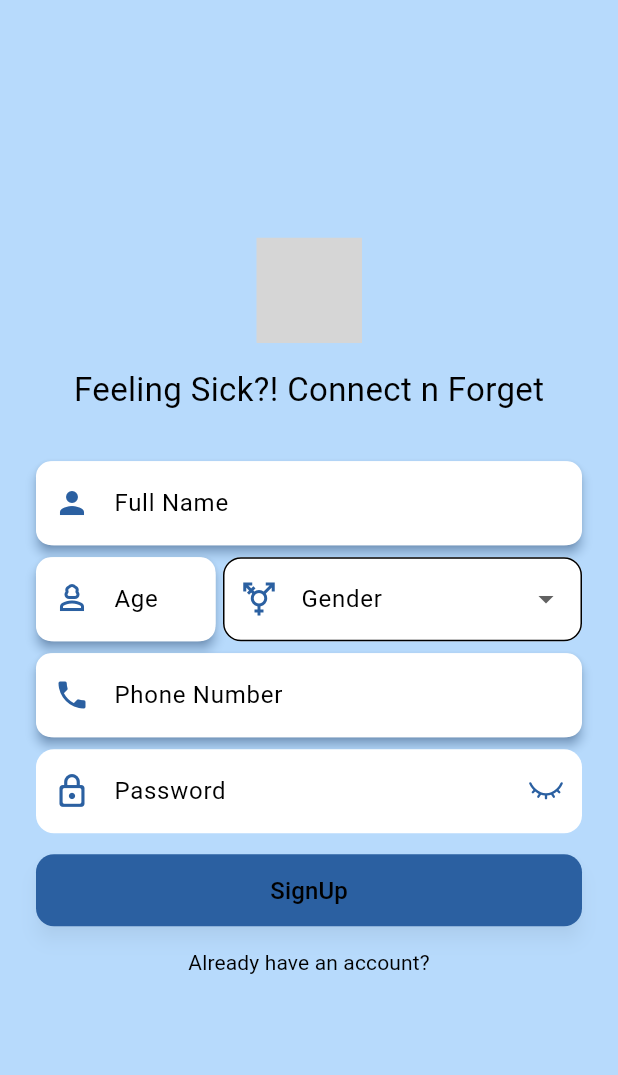
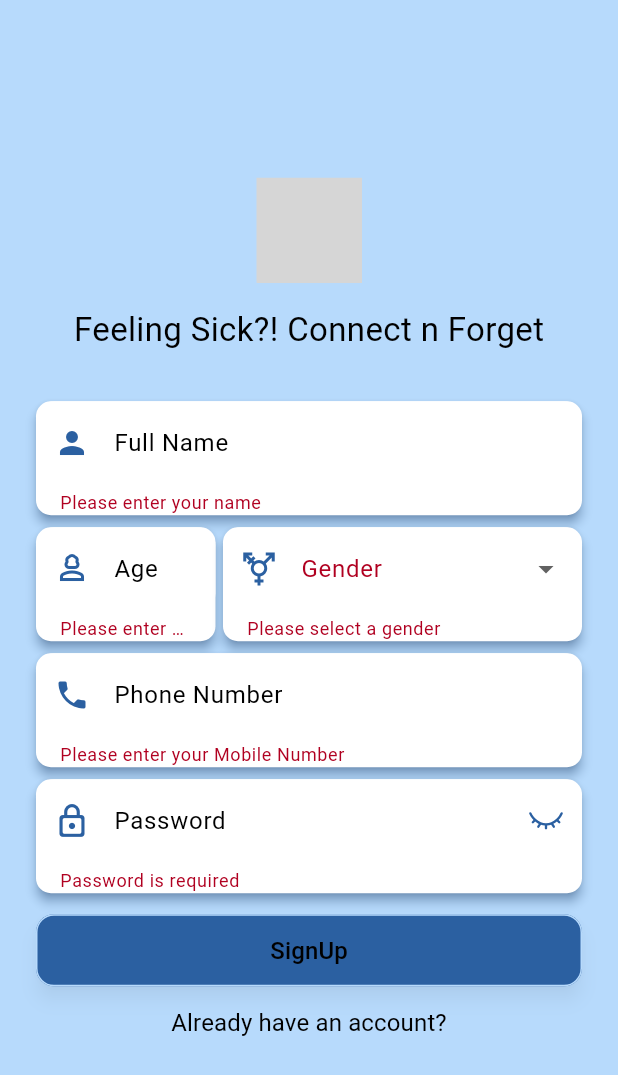
Before and after one commit to TahaMike/LocoAid, a Flutter app: the screen it shows after launch, after a tap on "SignUp", on a phone screen of 412 x 824 dp. Shown: the top 1075 px of the screen. Run offline on Flutter 3.47's test engine with Material 3 defaults, Android fonts, the phone set to English and light mode, and no system bars; our stand-ins replace firebase_auth, flutter_riverpod, flutter_svg, go_router; accounts and stored records are empty; grey boxes are pictures that could not be loaded.

Commit message:
SignUP UI changes

```diff
--- a/locoaid/lib/core/router/app_router.dart
+++ b/locoaid/lib/core/router/app_router.dart
@@ -7,7 +7,7 @@ import '../../presentation/pages/login_screen.dart';
 import '../../presentation/pages/sign_up_screen.dart';
 
 final GoRouter router = GoRouter(
-  initialLocation: '/signup',
+  initialLocation: '/',
   routes: [
     GoRoute(path: '/', builder: (context, state) => const SplashScreen()),
     GoRoute(path: '/signup', builder: (context, state) => const SignUpScreen()),
--- a/locoaid/lib/presentation/pages/sign_up_screen.dart
+++ b/locoaid/lib/presentation/pages/sign_up_screen.dart
@@ -1,4 +1,5 @@
 import 'package:flutter/material.dart';
+import 'package:go_router/go_router.dart';
 import 'package:locoaid/core/theme/app_theme.dart';
 import 'package:locoaid/presentation/widgets/custom_widgets.dart';
 
@@ -13,6 +14,7 @@ class _SignUpScreenState extends State<SignUpScreen> {
   bool isPassword = true;
   String? _selectedGender;
 
+  final _formKey = GlobalKey<FormState>();
   final _passwordController = TextEditingController();
   final _userNameController = TextEditingController();
   final _userAgeController = TextEditingController();
@@ -41,7 +43,9 @@ class _SignUpScreenState extends State<SignUpScreen> {
   Widget build(BuildContext context) {
     return Scaffold(
       backgroundColor: AppTheme.secondaryColor,
-      body: Center(
+      body: Form(
+        key: _formKey,
+        child: Center(
           child: AnimatedOpacity(
             duration: const Duration(milliseconds: 600),
             opacity: _opacity,
@@ -103,24 +107,32 @@ class _SignUpScreenState extends State<SignUpScreen> {
                       SizedBox(width: 5),
                       Flexible(
                         flex: 2,
+                        child: Material(
+                          elevation: 3,
+                          borderRadius: BorderRadius.circular(10),
+                          shadowColor: AppTheme.primaryColor.withOpacity(0.8),
                           child: DropdownButtonFormField<String>(
                             value: _selectedGender,
+                            borderRadius: BorderRadius.all(Radius.circular(10)),
+                            elevation: 4,
+
                             decoration: InputDecoration(
                               labelText: 'Gender',
                               prefixIcon: (_selectedGender == 'Male')
-                              ? Icon(Icons.male, color: AppTheme.primaryColor)
+                                  ? Icon(
+                                      Icons.male,
+                                      color: AppTheme.primaryColor,
+                                    )
                                   : (_selectedGender == 'Female')
-                              ? Icon(Icons.female, color: AppTheme.primaryColor)
+                                  ? Icon(
+                                      Icons.female,
+                                      color: AppTheme.primaryColor,
+                                    )
                                   : Icon(
                                       Icons.transgender,
                                       color: AppTheme.primaryColor,
                                     ), // optional
                               iconColor: AppTheme.primaryColor,
-                          border: OutlineInputBorder(
-                            borderRadius: BorderRadius.circular(12),
-                          ),
-                          filled: true,
-                          fillColor: Colors.white,
                             ),
                             items: ['Male', 'Female', 'Other']
                                 .map(
@@ -141,6 +153,7 @@ class _SignUpScreenState extends State<SignUpScreen> {
                             },
                             validator: (value) =>
                                 value == null ? 'Please select a gender' : null,
+                          ),
                         ),
                       ),
                     ],
@@ -168,7 +181,11 @@ class _SignUpScreenState extends State<SignUpScreen> {
                   ),
                   const SizedBox(height: 8),
 
-                TextFormField(
+                  Material(
+                    elevation: 3,
+                    borderRadius: BorderRadius.circular(10),
+                    shadowColor: AppTheme.primaryColor.withOpacity(0.8),
+                    child: TextFormField(
                       controller: _passwordController,
                       obscureText: isPassword,
                       decoration: InputDecoration(
@@ -204,9 +221,19 @@ class _SignUpScreenState extends State<SignUpScreen> {
                         return null; // ✅ Very important
                       },
                     ),
+                  ),
                   const SizedBox(height: 14),
+
+                  // signUp Button
                   ElevatedButton(
-                  onPressed: () {},
+                    onPressed: () {
+                      if (_formKey.currentState!.validate()) {
+                        context.go('/homescreen');
+                        // All good! ✅
+                      } else {
+                        // Show errors 🚫
+                      }
+                    },
                     style: ElevatedButton.styleFrom(
                       backgroundColor: AppTheme.primaryColor,
                       elevation: 5,
@@ -214,6 +241,7 @@ class _SignUpScreenState extends State<SignUpScreen> {
                       minimumSize: const Size(double.infinity, 48),
                       shape: RoundedRectangleBorder(
                         borderRadius: BorderRadius.circular(12),
+                        side: BorderSide(color: AppTheme.secondaryColor),
                       ),
                     ),
                     child: const Text(
@@ -231,6 +259,7 @@ class _SignUpScreenState extends State<SignUpScreen> {
                     child: customNormalTextWidget(
                       text: "Already have an account?",
                       isBold: false,
+                      fontSize: 16,
                     ),
                   ),
                 ],
@@ -238,6 +267,7 @@ class _SignUpScreenState extends State<SignUpScreen> {
             ),
           ),
         ),
+      ),
     );
   }
 }
--- a/locoaid/lib/presentation/widgets/custom_widgets.dart
+++ b/locoaid/lib/presentation/widgets/custom_widgets.dart
@@ -21,7 +21,7 @@ Widget customTextField({
   required TextEditingController fieldController,
   required String labelTextUsed,
   required IconData iconUsed,
-  FormFieldValidator<String>? validator,
+  FormFieldValidator? validator,
   double? iconSize,
   Color? textColor,
   Color? iconUsedColor,
@@ -68,6 +68,7 @@ Widget customButton({
   child: Text(buttonName, style: TextStyle()),
 );
 
+
 // custom SVG file Widget with different size
 Widget customSvgWidget({
   required String filePath,
@@ -82,3 +83,35 @@ Widget customSvgWidget({
   height: height ?? 25,
   width: width ?? 25,
 );
+
+
+
+// custom Text Button with router, fuction calling defined on the different page where this widget is called
+Widget customTextButton({
+  required String buttonName,
+  required VoidCallback onPressed,
+  bool isDarkButton = false,
+}) {
+  return TextButton(
+    onPressed: onPressed,
+    style: ButtonStyle(
+      backgroundColor: isDarkButton? WidgetStatePropertyAll(AppTheme.primaryColor): WidgetStatePropertyAll(AppTheme.secondaryColor),
+    ),
+    child: customNormalTextWidget(text: buttonName, isBold: false, ),
+  );
+}
+
+
+Widget customElevatedButton({
+  required String buttonName,
+  required VoidCallback onPressed,
+  bool isDarkButton = false,
+}) {
+  return ElevatedButton(
+    onPressed: onPressed,
+    style: ButtonStyle(
+      backgroundColor: isDarkButton? WidgetStatePropertyAll(AppTheme.primaryColor): WidgetStatePropertyAll(AppTheme.secondaryColor),
+    ),
+    child: customNormalTextWidget(text: buttonName, isBold: false, ),
+  );
+}
```
Lines whose indentation alone changed are shown as unchanged.
